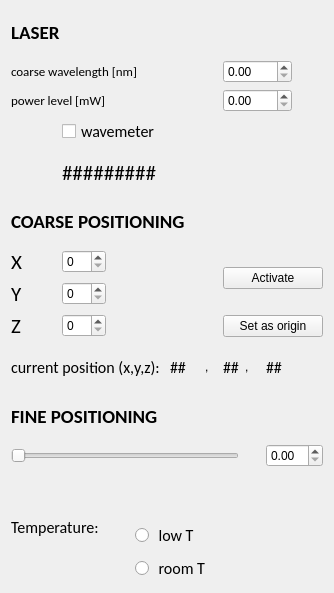
First picture: the form in panels/designer/new_control_panel.ui, repository caizikun/measurement, before the edit.
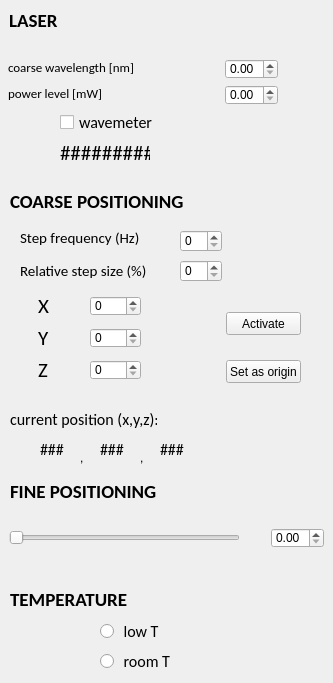
Second picture: the form after the edit.

Commit message: panels are now working in cavity cyclops

```diff
--- a/panels/designer/new_control_panel.ui
+++ b/panels/designer/new_control_panel.ui
@@ -6,23 +6,35 @@
    <rect>
     <x>0</x>
     <y>0</y>
-    <width>326</width>
-    <height>593</height>
+    <width>333</width>
+    <height>683</height>
    </rect>
   </property>
   <property name="windowTitle">
    <string>Panel</string>
   </property>
-  <layout class="QGridLayout" name="gridLayout">
-   <item row="11" column="7">
     <widget class="QLabel" name="label_3">
+   <property name="geometry">
+    <rect>
+     <x>140</x>
+     <y>450</y>
+     <width>16</width>
+     <height>16</height>
+    </rect>
+   </property>
      <property name="text">
       <string>,</string>
      </property>
     </widget>
-   </item>
-   <item row="17" column="3" colspan="4">
     <widget class="QRadioButton" name="radioButton_roomT">
+   <property name="geometry">
+    <rect>
+     <x>100</x>
+     <y>650</y>
+     <width>73</width>
+     <height>23</height>
+    </rect>
+   </property>
      <property name="font">
       <font>
        <family>Calibri</family>
@@ -33,29 +45,49 @@
       <string> room T</string>
      </property>
     </widget>
-   </item>
-   <item row="15" column="0" rowspan="3" colspan="3">
     <widget class="QLabel" name="label_temperature">
+   <property name="geometry">
+    <rect>
+     <x>10</x>
+     <y>590</y>
+     <width>151</width>
+     <height>19</height>
+    </rect>
+   </property>
      <property name="font">
       <font>
        <family>Calibri</family>
-       <pointsize>12</pointsize>
+     <pointsize>14</pointsize>
+     <weight>75</weight>
+     <bold>true</bold>
       </font>
      </property>
      <property name="text">
-      <string>Temperature:</string>
-     </property>
-    </widget>
-   </item>
-   <item row="9" column="6" colspan="4">
+    <string>TEMPERATURE</string>
+   </property>
+  </widget>
     <widget class="QPushButton" name="pushButton_set_as_origin">
+   <property name="geometry">
+    <rect>
+     <x>226</x>
+     <y>360</y>
+     <width>75</width>
+     <height>23</height>
+    </rect>
+   </property>
      <property name="text">
       <string>Set as origin</string>
      </property>
     </widget>
-   </item>
-   <item row="7" column="0">
     <widget class="QLabel" name="label_Y">
+   <property name="geometry">
+    <rect>
+     <x>38</x>
+     <y>325</y>
+     <width>16</width>
+     <height>26</height>
+    </rect>
+   </property>
      <property name="font">
       <font>
        <family>Calibri</family>
@@ -66,9 +98,15 @@
       <string>Y</string>
      </property>
     </widget>
-   </item>
-   <item row="13" column="0" colspan="10">
     <widget class="QLabel" name="label_11">
+   <property name="geometry">
+    <rect>
+     <x>10</x>
+     <y>480</y>
+     <width>162</width>
+     <height>23</height>
+    </rect>
+   </property>
      <property name="font">
       <font>
        <family>Calibri</family>
@@ -81,9 +119,15 @@
       <string>FINE POSITIONING</string>
      </property>
     </widget>
-   </item>
-   <item row="9" column="0">
     <widget class="QLabel" name="label_Z">
+   <property name="geometry">
+    <rect>
+     <x>38</x>
+     <y>357</y>
+     <width>16</width>
+     <height>26</height>
+    </rect>
+   </property>
      <property name="font">
       <font>
        <family>Calibri</family>
@@ -94,19 +138,38 @@
       <string>Z</string>
      </property>
     </widget>
-   </item>
-   <item row="6" column="6" rowspan="2" colspan="4">
     <widget class="QPushButton" name="pushButton_activate">
+   <property name="geometry">
+    <rect>
+     <x>226</x>
+     <y>312</y>
+     <width>75</width>
+     <height>23</height>
+    </rect>
+   </property>
      <property name="text">
       <string>Activate</string>
      </property>
     </widget>
-   </item>
-   <item row="6" column="1">
-    <widget class="QSpinBox" name="spinBox_X"/>
-   </item>
-   <item row="6" column="0">
+  <widget class="QSpinBox" name="spinBox_X">
+   <property name="geometry">
+    <rect>
+     <x>90</x>
+     <y>296</y>
+     <width>51</width>
+     <height>20</height>
+    </rect>
+   </property>
+  </widget>
     <widget class="QLabel" name="label_X">
+   <property name="geometry">
+    <rect>
+     <x>38</x>
+     <y>293</y>
+     <width>16</width>
+     <height>26</height>
+    </rect>
+   </property>
      <property name="font">
       <font>
        <family>Calibri</family>
@@ -117,9 +180,15 @@
       <string>X</string>
      </property>
     </widget>
-   </item>
-   <item row="5" column="0" colspan="10">
     <widget class="QLabel" name="label_5">
+   <property name="geometry">
+    <rect>
+     <x>10</x>
+     <y>190</y>
+     <width>191</width>
+     <height>23</height>
+    </rect>
+   </property>
      <property name="font">
       <font>
        <family>Calibri</family>
@@ -132,9 +201,15 @@
       <string>COARSE POSITIONING</string>
      </property>
     </widget>
-   </item>
-   <item row="4" column="1" colspan="6">
     <widget class="QLabel" name="label_wavemeter_readout">
+   <property name="geometry">
+    <rect>
+     <x>60</x>
+     <y>140</y>
+     <width>90</width>
+     <height>26</height>
+    </rect>
+   </property>
      <property name="font">
       <font>
        <family>Calibri</family>
@@ -145,9 +220,15 @@
       <string>#########</string>
      </property>
     </widget>
-   </item>
-   <item row="3" column="1" colspan="6">
     <widget class="QCheckBox" name="checkBox_wavemeter">
+   <property name="geometry">
+    <rect>
+     <x>60</x>
+     <y>111</y>
+     <width>95</width>
+     <height>23</height>
+    </rect>
+   </property>
      <property name="font">
       <font>
        <family>Calibri</family>
@@ -158,12 +239,25 @@
       <string>wavemeter</string>
      </property>
     </widget>
-   </item>
-   <item row="2" column="6" colspan="3">
-    <widget class="QDoubleSpinBox" name="dSBox_coarse_lambda_2"/>
-   </item>
-   <item row="2" column="0" colspan="2">
+  <widget class="QDoubleSpinBox" name="dsB_power">
+   <property name="geometry">
+    <rect>
+     <x>225</x>
+     <y>85</y>
+     <width>53</width>
+     <height>20</height>
+    </rect>
+   </property>
+  </widget>
     <widget class="QLabel" name="label_power">
+   <property name="geometry">
+    <rect>
+     <x>8</x>
+     <y>85</y>
+     <width>97</width>
+     <height>16</height>
+    </rect>
+   </property>
      <property name="font">
       <font>
        <family>Calibri</family>
@@ -174,12 +268,25 @@
       <string>power level [mW]</string>
      </property>
     </widget>
-   </item>
-   <item row="1" column="6" colspan="3">
-    <widget class="QDoubleSpinBox" name="dSBox_coarse_lambda"/>
-   </item>
-   <item row="1" column="0" colspan="4">
+  <widget class="QDoubleSpinBox" name="dSBox_coarse_lambda">
+   <property name="geometry">
+    <rect>
+     <x>225</x>
+     <y>59</y>
+     <width>53</width>
+     <height>20</height>
+    </rect>
+   </property>
+  </widget>
     <widget class="QLabel" name="label_coarse_lambda">
+   <property name="geometry">
+    <rect>
+     <x>8</x>
+     <y>59</y>
+     <width>130</width>
+     <height>16</height>
+    </rect>
+   </property>
      <property name="font">
       <font>
        <family>Calibri</family>
@@ -190,9 +297,15 @@
       <string>coarse wavelength [nm]</string>
      </property>
     </widget>
-   </item>
-   <item row="0" column="0" colspan="2">
     <widget class="QLabel" name="label">
+   <property name="geometry">
+    <rect>
+     <x>9</x>
+     <y>9</y>
+     <width>54</width>
+     <height>23</height>
+    </rect>
+   </property>
      <property name="font">
       <font>
        <family>Calibri</family>
@@ -205,19 +318,38 @@
       <string>LASER</string>
      </property>
     </widget>
-   </item>
-   <item row="14" column="0" colspan="7">
     <widget class="QSlider" name="horizontalSlider_p1">
+   <property name="geometry">
+    <rect>
+     <x>9</x>
+     <y>528</y>
+     <width>231</width>
+     <height>19</height>
+    </rect>
+   </property>
      <property name="orientation">
       <enum>Qt::Horizontal</enum>
      </property>
     </widget>
-   </item>
-   <item row="14" column="8" colspan="2">
-    <widget class="QDoubleSpinBox" name="doubleSpinBox_p1"/>
-   </item>
-   <item row="11" column="8">
+  <widget class="QDoubleSpinBox" name="doubleSpinBox_p1">
+   <property name="geometry">
+    <rect>
+     <x>271</x>
+     <y>528</y>
+     <width>53</width>
+     <height>20</height>
+    </rect>
+   </property>
+  </widget>
     <widget class="QLabel" name="label_curr_pos_readout_z">
+   <property name="geometry">
+    <rect>
+     <x>160</x>
+     <y>440</y>
+     <width>41</width>
+     <height>19</height>
+    </rect>
+   </property>
      <property name="font">
       <font>
        <family>Calibri</family>
@@ -225,18 +357,38 @@
       </font>
      </property>
      <property name="text">
-      <string>##</string>
-     </property>
-    </widget>
-   </item>
-   <item row="7" column="1">
-    <widget class="QSpinBox" name="spinBox_Y"/>
-   </item>
-   <item row="9" column="1">
-    <widget class="QSpinBox" name="spinBox_Z"/>
-   </item>
-   <item row="11" column="6">
+    <string>###</string>
+   </property>
+  </widget>
+  <widget class="QSpinBox" name="spinBox_Y">
+   <property name="geometry">
+    <rect>
+     <x>90</x>
+     <y>328</y>
+     <width>51</width>
+     <height>20</height>
+    </rect>
+   </property>
+  </widget>
+  <widget class="QSpinBox" name="spinBox_Z">
+   <property name="geometry">
+    <rect>
+     <x>90</x>
+     <y>360</y>
+     <width>51</width>
+     <height>20</height>
+    </rect>
+   </property>
+  </widget>
     <widget class="QLabel" name="label_curr_pos_readout_y">
+   <property name="geometry">
+    <rect>
+     <x>100</x>
+     <y>440</y>
+     <width>41</width>
+     <height>19</height>
+    </rect>
+   </property>
      <property name="font">
       <font>
        <family>Calibri</family>
@@ -244,12 +396,18 @@
       </font>
      </property>
      <property name="text">
-      <string>##</string>
-     </property>
-    </widget>
-   </item>
-   <item row="16" column="3" colspan="2">
+    <string>###</string>
+   </property>
+  </widget>
     <widget class="QRadioButton" name="radioButton_lowT">
+   <property name="geometry">
+    <rect>
+     <x>100</x>
+     <y>620</y>
+     <width>63</width>
+     <height>23</height>
+    </rect>
+   </property>
      <property name="font">
       <font>
        <family>Calibri</family>
@@ -260,16 +418,28 @@
       <string> low T</string>
      </property>
     </widget>
-   </item>
-   <item row="11" column="5">
     <widget class="QLabel" name="label_2">
+   <property name="geometry">
+    <rect>
+     <x>80</x>
+     <y>450</y>
+     <width>16</width>
+     <height>16</height>
+    </rect>
+   </property>
      <property name="text">
       <string>,</string>
      </property>
     </widget>
-   </item>
-   <item row="11" column="4">
     <widget class="QLabel" name="label_curr_pos_readout_x">
+   <property name="geometry">
+    <rect>
+     <x>40</x>
+     <y>440</y>
+     <width>41</width>
+     <height>19</height>
+    </rect>
+   </property>
      <property name="font">
       <font>
        <family>Calibri</family>
@@ -277,12 +447,18 @@
       </font>
      </property>
      <property name="text">
-      <string>##</string>
-     </property>
-    </widget>
-   </item>
-   <item row="11" column="0" colspan="4">
+    <string>###</string>
+   </property>
+  </widget>
     <widget class="QLabel" name="label_curr_pos_text">
+   <property name="geometry">
+    <rect>
+     <x>10</x>
+     <y>410</y>
+     <width>147</width>
+     <height>19</height>
+    </rect>
+   </property>
      <property name="font">
       <font>
        <family>Calibri</family>
@@ -293,8 +469,64 @@
       <string>current position (x,y,z):</string>
      </property>
     </widget>
-   </item>
-  </layout>
+  <widget class="QSpinBox" name="spinBox_JPE_freq">
+   <property name="geometry">
+    <rect>
+     <x>180</x>
+     <y>230</y>
+     <width>42</width>
+     <height>22</height>
+    </rect>
+   </property>
+  </widget>
+  <widget class="QLabel" name="label_JPE_freq">
+   <property name="geometry">
+    <rect>
+     <x>20</x>
+     <y>230</y>
+     <width>131</width>
+     <height>16</height>
+    </rect>
+   </property>
+   <property name="font">
+    <font>
+     <family>Calibri</family>
+     <pointsize>11</pointsize>
+    </font>
+   </property>
+   <property name="text">
+    <string>Step frequency (Hz)</string>
+   </property>
+  </widget>
+  <widget class="QLabel" name="label_rel_step_size">
+   <property name="geometry">
+    <rect>
+     <x>20</x>
+     <y>260</y>
+     <width>141</width>
+     <height>21</height>
+    </rect>
+   </property>
+   <property name="font">
+    <font>
+     <family>Calibri</family>
+     <pointsize>11</pointsize>
+    </font>
+   </property>
+   <property name="text">
+    <string>Relative step size (%)</string>
+   </property>
+  </widget>
+  <widget class="QSpinBox" name="spinBox_rel_step_size">
+   <property name="geometry">
+    <rect>
+     <x>180</x>
+     <y>260</y>
+     <width>42</width>
+     <height>22</height>
+    </rect>
+   </property>
+  </widget>
  </widget>
  <layoutdefault spacing="6" margin="11"/>
  <resources/>
```
Lines whose indentation alone changed are shown as unchanged. The commit also changes 5 other files.
